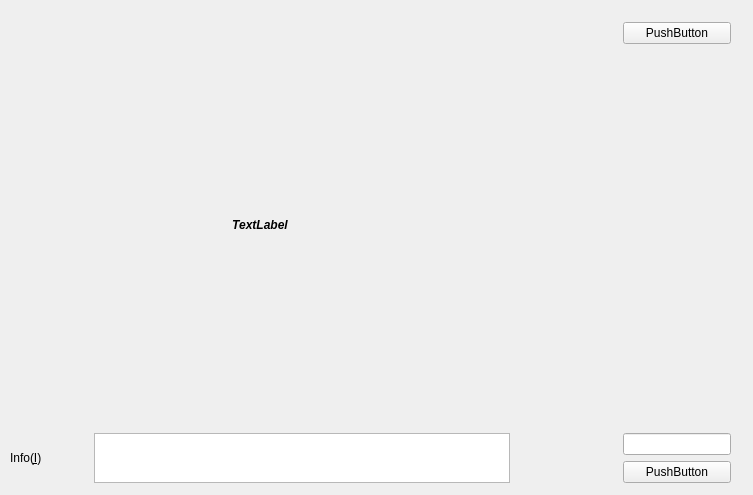
Above: qtform.ui from yauyimsing/Qt_OpenCV before the change. Below: the same form after it.
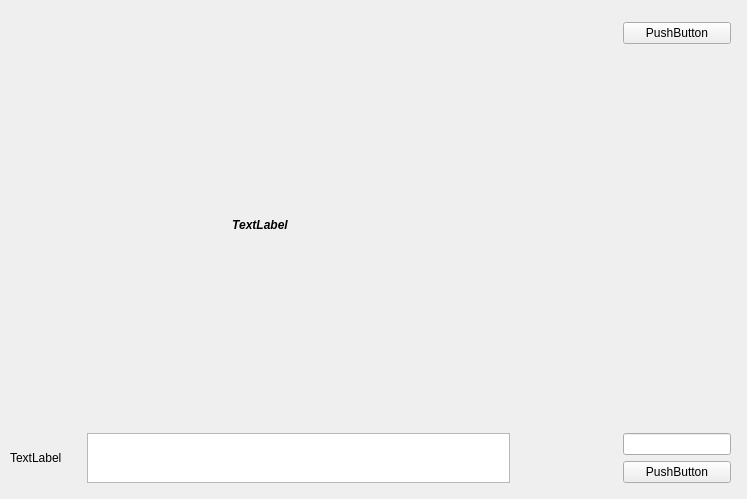
That is the form after the change.

The edit to the form file:
```diff
--- a/qtform.ui
+++ b/qtform.ui
@@ -6,8 +6,8 @@
    <rect>
     <x>0</x>
     <y>0</y>
-    <width>753</width>
-    <height>495</height>
+    <width>747</width>
+    <height>499</height>
    </rect>
   </property>
   <property name="windowTitle">
@@ -50,9 +50,6 @@
       </item>
       <item>
        <layout class="QHBoxLayout" name="horizontalLayout" stretch="1,6">
-        <property name="spacing">
-         <number>15</number>
-        </property>
         <item>
          <widget class="QLabel" name="label_2">
           <property name="maximumSize">
@@ -62,10 +59,7 @@
            </size>
           </property>
           <property name="text">
-           <string>Info(&amp;I)</string>
-          </property>
-          <property name="buddy">
-           <cstring>textEdit</cstring>
+           <string>TextLabel</string>
           </property>
          </widget>
         </item>
```
